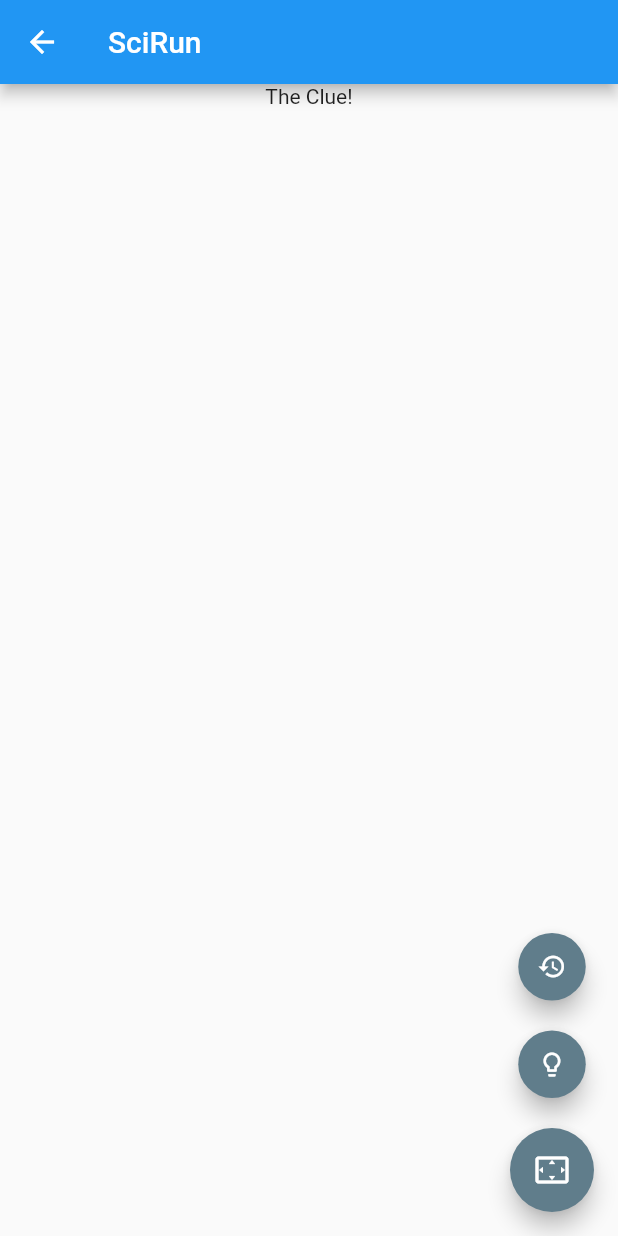
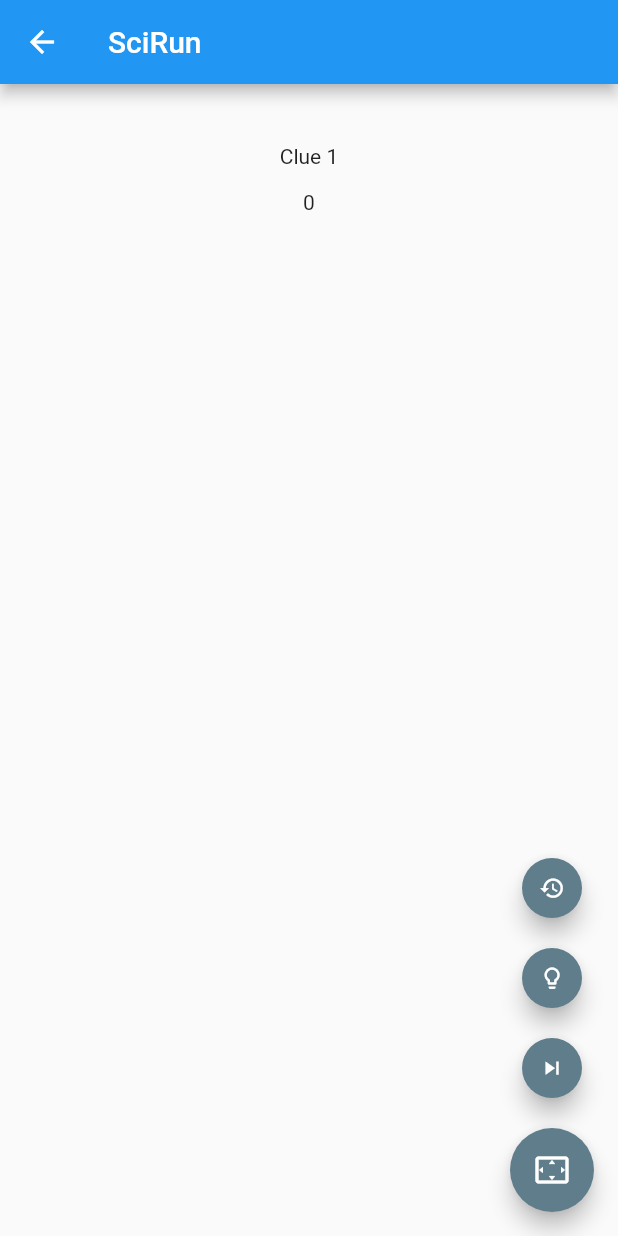
Before and after one commit to aitasadduq/nsssciencebee19, a Flutter app: the ScirunMainScreen screen opened by its route, on a phone screen of 412 x 824 dp. Run offline on Flutter 3.47's test engine with Material 2 defaults, Android fonts, the phone set to English and light mode, and no system bars; missing offline and left inert: barcode_scan, flutter_plugin_pdf_viewer.

Commit message:
add clue handling, clue history, scoring, clue skipping

```diff
--- a/lib/data.dart
+++ b/lib/data.dart
@@ -1,4 +1,5 @@
 import 'models/module.dart';
+import 'models/clue.dart';
 import 'widgets/entry_code.dart';
 
 const MODULES = const [
@@ -108,3 +109,43 @@ const MODULES = const [
     widget: null,
   ),
 ];
+
+var clues = [
+  Clue(
+    id: 0,
+    code: 'bamboozled',
+    detail: 'Clue 1',
+    incomplete: true,
+  ),
+  Clue(
+    id: 1,
+    code: 'terrified',
+    detail: 'Clue 2',
+    incomplete: true,
+  ),
+  Clue(
+    id: 2,
+    code: 'petrified',
+    detail: 'Clue 3',
+    incomplete: true,
+  ),
+  Clue(
+    id: 3,
+    code: 'mortified',
+    detail: 'Clue 4',
+    incomplete: true,
+  ),
+  Clue(
+    id: 4,
+    code: 'horrified',
+    detail: 'Clue 5',
+    incomplete: true,
+  ),
+];
+
+var solvedClues = [];
+
+var currentClue = 0;
+var solvedClue = 0;
+
+var score = 0;
--- a/lib/main.dart
+++ b/lib/main.dart
@@ -5,6 +5,7 @@ import 'screens/contacts_screen.dart';
 import 'screens/module_guidelines_screen.dart';
 import 'screens/scirun_main_screen.dart';
 import 'screens/clues_history_screen.dart';
+import 'screens/enter_score_screen.dart';
 
 void main() => runApp(MyApp());
 
@@ -35,6 +36,7 @@ class MyApp extends StatelessWidget {
         ModuleGuidelinesScreen.routeName: (ctx) => ModuleGuidelinesScreen(),
         ScirunMainScreen.routeName: (ctx) => ScirunMainScreen(),
         CluesHistoryScreen.routeName: (ctx) => CluesHistoryScreen(),
+        EnterScoreScreen.routeName: (ctx) => EnterScoreScreen(),
       },
     );
   }
--- a/lib/models/clue.dart
+++ b/lib/models/clue.dart
@@ -1,9 +1,15 @@
 import 'package:flutter/material.dart';
 
 class Clue {
-  final String id;
+  final int id;
+  final String code;
+  final String detail;
+  bool incomplete;
 
   Clue({
     @required this.id,
+    @required this.code,
+    @required this.incomplete,
+    @required this.detail,
   });
 }
--- a/lib/screens/scirun_main_screen.dart
+++ b/lib/screens/scirun_main_screen.dart
@@ -1,8 +1,11 @@
 import 'package:flutter/material.dart';
 import 'package:flutter/services.dart';
 import 'package:barcode_scan/barcode_scan.dart';
+import 'clues_history_screen.dart';
 import 'dart:async';
 import '../widgets/clue_item.dart';
+import '../models/clue.dart';
+import '../data.dart';
 
 class ScirunMainScreen extends StatefulWidget {
   static String routeName = '/scirun';
@@ -12,8 +15,9 @@ class ScirunMainScreen extends StatefulWidget {
 }
 
 class _ScirunMainScreenState extends State<ScirunMainScreen> {
-  final double diameter = 45;
+  final double diameter = 40;
   String barcode = '';
+  int clueNum = currentClue;
 
   @override
   void initState() {
@@ -28,14 +32,17 @@ class _ScirunMainScreenState extends State<ScirunMainScreen> {
         title: Text('SciRun'),
       ),
       body: Container(
+        padding: EdgeInsets.all(25),
 //        height: double.infinity,
 //        width: double.infinity,
         child: Center(
           child: Column(
             children: <Widget>[
-              ClueItem(),
+              ClueItem(
+                clueNum: clueNum,
+              ),
               Center(
-                child: Text(barcode),
+                child: Text(score.toString()),
               ),
             ],
           ),
@@ -52,6 +59,8 @@ class _ScirunMainScreenState extends State<ScirunMainScreen> {
                 child: Icon(Icons.history),
                 heroTag: 0,
                 tooltip: 'Solved Clues History',
+                onPressed: () => Navigator.of(context)
+                    .pushNamed(CluesHistoryScreen.routeName),
               ),
             ),
           ),
@@ -72,6 +81,53 @@ class _ScirunMainScreenState extends State<ScirunMainScreen> {
           SizedBox(
             height: 20,
           ),
+          Container(
+            height: diameter,
+            width: diameter,
+            child: FittedBox(
+              child: FloatingActionButton(
+                child: Icon(Icons.skip_next),
+                heroTag: 3,
+                tooltip: 'Skip to Next Clue',
+                onPressed: () {
+                  showDialog(
+                    context: context,
+                    builder: (BuildContext context) {
+                      return AlertDialog(
+                        title: Text('Skip Clue'),
+                        content: Text('Skipping the clue will earn you 0 points for this clue. Do you want to continue?'),
+                        actions: <Widget>[
+                          FlatButton(
+                            child: Text('Cancel'),
+                            onPressed: () => Navigator.of(context).pop(),
+                          ),
+                          FlatButton(
+                            child: Text('Continue'),
+                            onPressed: () {
+                              if (clueNum == solvedClue) {
+                                solvedClues.add(clues[clueNum]);
+                                solvedClue += 1;
+                              }
+                              clues[clueNum].incomplete = false;
+                              solvedClues[clueNum].incomplete = false;
+                              currentClue += 1;
+                              setState(() {
+                                clueNum = currentClue;
+                              });
+                              Navigator.of(context).pop();
+                            },
+                          ),
+                        ],
+                      );
+                    },
+                  );
+                },
+              ),
+            ),
+          ),
+          SizedBox(
+            height: 20,
+          ),
           FloatingActionButton(
             child: Icon(Icons.settings_overscan),
             heroTag: 2,
@@ -86,7 +142,16 @@ class _ScirunMainScreenState extends State<ScirunMainScreen> {
   Future scan() async {
     try {
       String barcode = await BarcodeScanner.scan();
-      setState(() => this.barcode = barcode);
+//      setState(() {
+//        this.barcode = barcode;
+//      });
+      if (currentClue == solvedClue && clues[solvedClue].code == barcode) {
+        solvedClues.add(clues[solvedClue]);
+        solvedClue += 1;
+      }
+//      setState(() {
+//        clueNum = currentClue;
+//      });
     } on PlatformException catch (e) {
       if (e.code == BarcodeScanner.CameraAccessDenied) {
         setState(() {
--- a/lib/widgets/clue_item.dart
+++ b/lib/widgets/clue_item.dart
@@ -1,8 +1,33 @@
 import 'package:flutter/material.dart';
+import 'package:nss_sciencebee_19/data.dart';
+import '../screens/enter_score_screen.dart';
+import 'dart:core';
 
-class ClueItem extends StatelessWidget {
+class ClueItem extends StatefulWidget {
+  final int clueNum;
+
+  ClueItem({@required this.clueNum});
+
+  @override
+  _ClueItemState createState() => _ClueItemState();
+}
+
+class _ClueItemState extends State<ClueItem> {
   @override
   Widget build(BuildContext context) {
-    return Center(child: Text('The Clue!'),);
+    return InkWell(
+      onTap: () {
+        if (solvedClue == widget.clueNum + 1 && clues[widget.clueNum].incomplete == true) {
+          Navigator.of(context).pushNamed(EnterScoreScreen.routeName);
+        }
+      },
+      borderRadius: BorderRadius.circular(15),
+      child: Container(
+        padding: EdgeInsets.all(15),
+        child: Center(
+          child: Text(clues[widget.clueNum].detail),
+        ),
+      ),
+    );
   }
 }
```
Also changed, not shown: lib/screens/clues_history_screen.dart (+15 -2 lines), lib/screens/enter_score_screen.dart (added, +67 -0 lines), lib/widgets/current_clue_definition.dart (added, +25 -0 lines).
